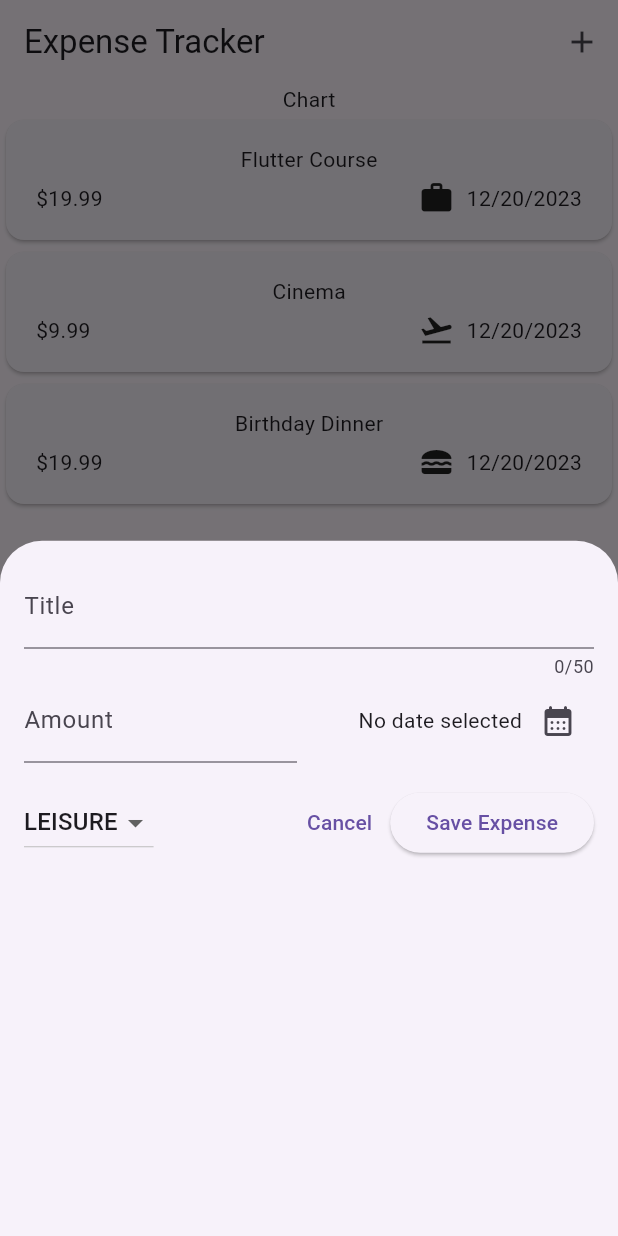
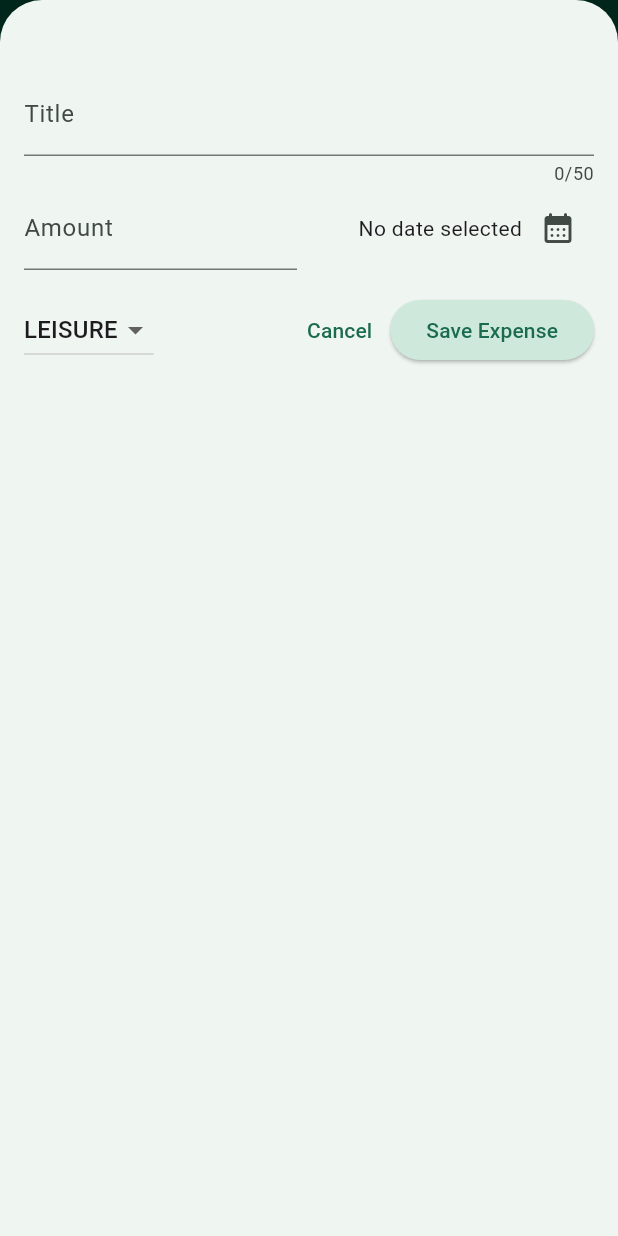
Before and after one commit to ishraqfatin/flutter-projects, a Flutter app: the screen it shows after launch, after a tap on the "add" icon, on a phone screen of 412 x 824 dp. Run offline on Flutter 3.47's test engine with Material 3 defaults, Android fonts, the phone set to English and light mode, and no system bars; our stand-ins replace google_fonts.

Commit message:
feat: implement delete expense function, add global app theme.

```diff
--- a/expense_tracker/lib/main.dart
+++ b/expense_tracker/lib/main.dart
@@ -2,10 +2,40 @@ import 'package:flutter/material.dart';
 
 import 'package:expense_tracker/widgets/expenses.dart';
 
+// Global variables starts with 'k' (convention)
+var kColorScheme =
+    ColorScheme.fromSeed(seedColor: Color.fromARGB(255, 35, 71, 57));
+
 void main() {
   runApp(
     MaterialApp(
-      theme: ThemeData(useMaterial3: true),
+      theme: ThemeData().copyWith(
+        useMaterial3: true,
+        colorScheme: kColorScheme,
+        appBarTheme: const AppBarTheme().copyWith(
+          backgroundColor: kColorScheme.onPrimaryContainer,
+          foregroundColor: kColorScheme.primaryContainer,
+        ),
+        cardTheme: const CardTheme().copyWith(
+          color: kColorScheme.secondaryContainer,
+          margin: const EdgeInsets.symmetric(
+            vertical: 8,
+            horizontal: 16,
+          ),
+        ),
+        elevatedButtonTheme: ElevatedButtonThemeData(
+          style: ElevatedButton.styleFrom(
+            backgroundColor: kColorScheme.secondaryContainer,
+          ),
+        ),
+        textTheme: ThemeData().textTheme.copyWith(
+              titleLarge: TextStyle(
+                fontWeight: FontWeight.bold,
+                color: kColorScheme.onSecondaryContainer,
+                fontSize: 16,
+              ),
+            ),
+      ),
       home: const Expenses(),
     ),
   );
--- a/expense_tracker/lib/widgets/expenses.dart
+++ b/expense_tracker/lib/widgets/expenses.dart
@@ -24,10 +24,10 @@ class _ExpensesState extends State<Expenses> {
       title: 'Cinema',
       amount: 9.99,
       date: DateTime.now(),
-      category: Category.travel,
+      category: Category.leisure,
     ),
     Expense(
-      title: 'Birthday Dinner',
+      title: 'Dinner',
       amount: 19.99,
       date: DateTime.now(),
       category: Category.food,
@@ -36,6 +36,7 @@ class _ExpensesState extends State<Expenses> {
 
   void _openOverlay() {
     showModalBottomSheet(
+        isScrollControlled: true,
         context: context,
         builder: (ctx) => NewExpense(onAddExpense: _addExpense));
   }
@@ -46,8 +47,43 @@ class _ExpensesState extends State<Expenses> {
     });
   }
 
+  void _removeExpense(Expense expense) {
+    final expenseIndex = _registeredExpenses.indexOf(expense);
+
+    setState(() {
+      _registeredExpenses.remove(expense);
+    });
+
+    ScaffoldMessenger.of(context)
+        .clearSnackBars(); // removes existing snackbars
+
+    ScaffoldMessenger.of(context).showSnackBar(
+      SnackBar(
+        duration: const Duration(seconds: 3),
+        content: const Text("Expense Deleted"),
+        action: SnackBarAction(
+            label: 'Undo',
+            onPressed: () {
+              setState(() {
+                _registeredExpenses.insert(expenseIndex, expense);
+              });
+            }),
+      ),
+    );
+  }
+
   @override
   Widget build(BuildContext context) {
+    Widget mainContent = const Center(
+      child: Text('No Expenses Found. Start Adding Some!'),
+    );
+
+    if (_registeredExpenses.isNotEmpty) {
+      mainContent = ExpensesList(
+        expenses: _registeredExpenses,
+        onRemoveExpense: _removeExpense,
+      );
+    }
     return Scaffold(
       appBar: AppBar(
           title: const Text(
@@ -62,7 +98,9 @@ class _ExpensesState extends State<Expenses> {
       body: Column(
         children: [
           const Text("Chart"),
-          Expanded(child: ExpensesList(expenses: _registeredExpenses)),
+          Expanded(
+            child: mainContent,
+          ),
         ],
       ),
     );
--- a/expense_tracker/lib/widgets/expenses_list/expense_item.dart
+++ b/expense_tracker/lib/widgets/expenses_list/expense_item.dart
@@ -14,8 +14,13 @@ class ExpenseItem extends StatelessWidget {
           horizontal: 20,
           vertical: 16,
         ),
-        child: Column(children: [
-          Text(expense.title),
+        child: Column(
+          crossAxisAlignment: CrossAxisAlignment.start,
+          children: [
+            Text(
+              expense.title,
+              style: Theme.of(context).textTheme.titleLarge,
+            ),
           const SizedBox(
             height: 4,
           ),
@@ -34,7 +39,8 @@ class ExpenseItem extends StatelessWidget {
               ),
             ],
           )
-        ]),
+          ],
+        ),
       ),
     );
   }
--- a/expense_tracker/lib/widgets/expenses_list/expenses_list.dart
+++ b/expense_tracker/lib/widgets/expenses_list/expenses_list.dart
@@ -1,11 +1,17 @@
+// import 'package:expense_tracker/main.dart';
 import 'package:expense_tracker/models/expense.dart';
 import 'package:expense_tracker/widgets/expenses_list/expense_item.dart';
 import 'package:flutter/material.dart';
 
 class ExpensesList extends StatelessWidget {
-  const ExpensesList({super.key, required this.expenses});
+  const ExpensesList({
+    super.key,
+    required this.expenses,
+    required this.onRemoveExpense,
+  });
 
   final List<Expense> expenses;
+  final void Function(Expense expense) onRemoveExpense;
 
   @override
   Widget build(BuildContext context) {
@@ -13,7 +19,18 @@ class ExpensesList extends StatelessWidget {
     // saving resources if the lists are long.
     return ListView.builder(
       itemCount: expenses.length,
-      itemBuilder: (ctx, index) => ExpenseItem(expenses[index]),
+      itemBuilder: (ctx, index) => Dismissible(
+        key: ValueKey(expenses[index]),
+        background: Container(
+          color: Theme.of(context).colorScheme.errorContainer.withOpacity(0.7),
+          margin: EdgeInsets.symmetric(
+              horizontal: Theme.of(context).cardTheme.margin!.horizontal),
+        ),
+        onDismissed: (direction) {
+          onRemoveExpense(expenses[index]);
+        },
+        child: ExpenseItem(expenses[index]),
+      ),
     );
   }
 }
--- a/expense_tracker/lib/widgets/new_expense.dart
+++ b/expense_tracker/lib/widgets/new_expense.dart
@@ -66,10 +66,13 @@ class _NewExpenseState extends State<NewExpense> {
     }
 
     widget.onAddExpense(Expense(
-        title: _titleController.text,
-        amount: enteredAmount,
-        date: _selectedDate!,
-        category: _selectedCategory));
+      title: _titleController.text,
+      amount: enteredAmount,
+      date: _selectedDate!,
+      category: _selectedCategory,
+    ));
+
+    Navigator.pop(context);
   }
 
   // Ends the lifecycle when removed from UI
@@ -83,7 +86,7 @@ class _NewExpenseState extends State<NewExpense> {
   @override
   Widget build(BuildContext context) {
     return Padding(
-      padding: const EdgeInsets.all(16),
+      padding: const EdgeInsets.fromLTRB(16, 48, 16, 16),
       child: Column(
         children: [
           TextField(
```
